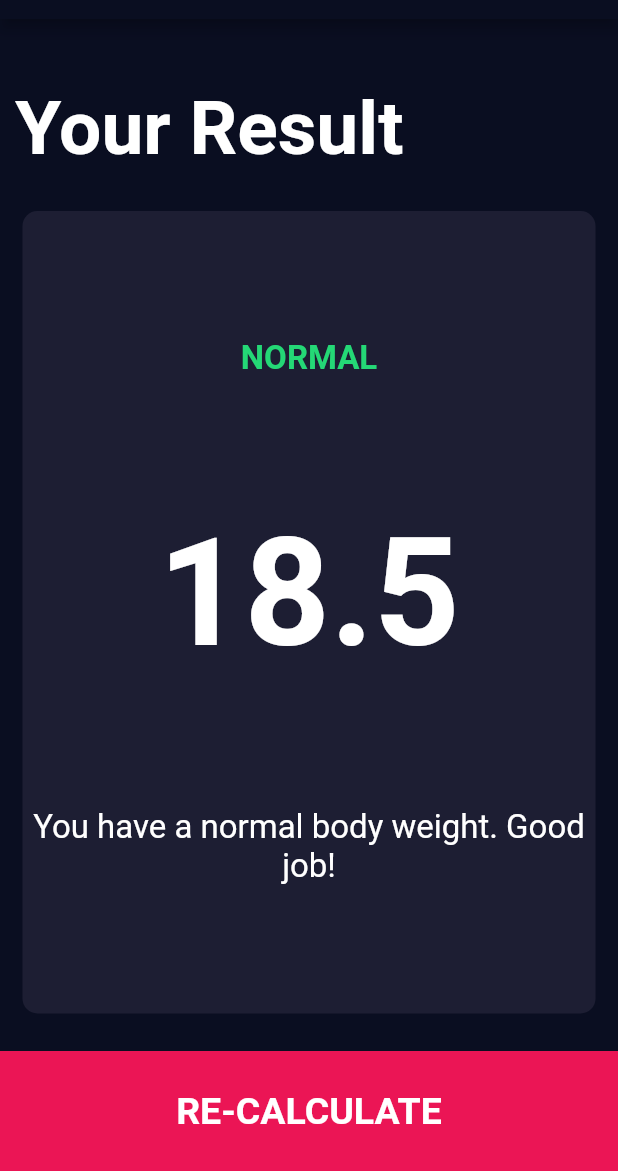
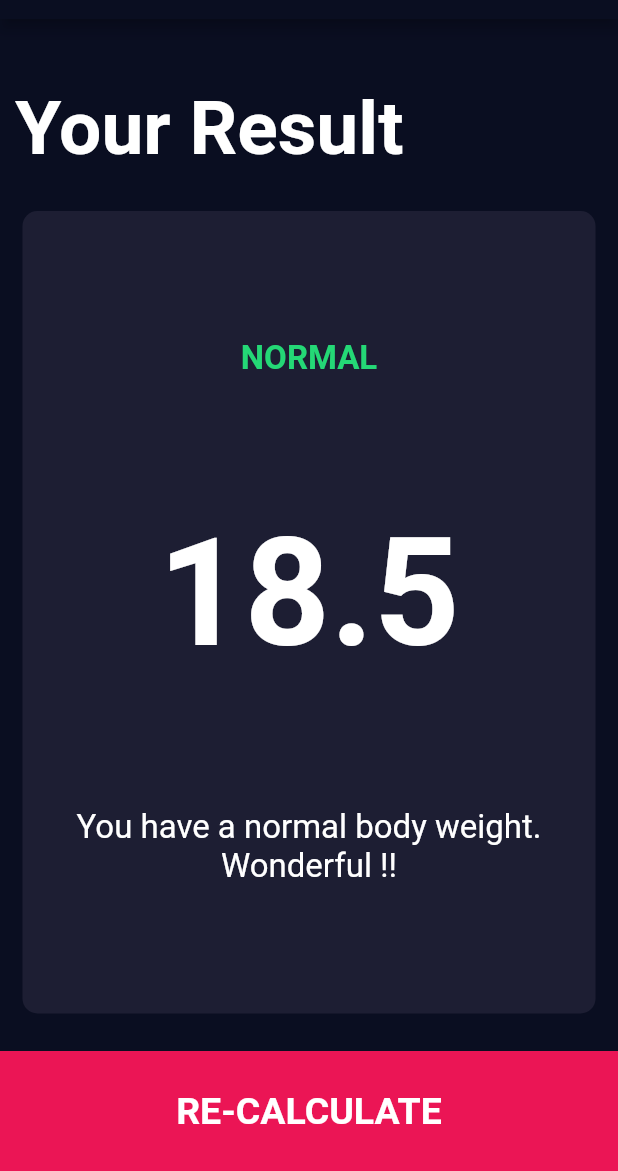
Before and after one commit to SHRE-YANSH/bmi_calculator, a Flutter app: the screen it shows after launch, after a tap on "Calculate", on a phone screen of 412 x 824 dp, the part 65-1236 px from its top. Run offline on Flutter 3.47's test engine with Material 2 defaults, Android fonts, the phone set to English and light mode, and no system bars; our stand-ins replace font_awesome_flutter.

Commit message:
Update calculator_brain.dart

```diff
--- a/lib/calculator_brain.dart
+++ b/lib/calculator_brain.dart
@@ -27,7 +27,7 @@ class CalculatorBrain {
     if (_bmi >= 25) {
       return 'You have a higher than normal body weight. Try to exercise more.';
     } else if (_bmi >= 18.5) {
-      return 'You have a normal body weight. Good job!';
+      return 'You have a normal body weight. Wonderful !!';
     } else {
       return 'You have a lower than normal body weight. You can eat a bit more.';
     }
```
